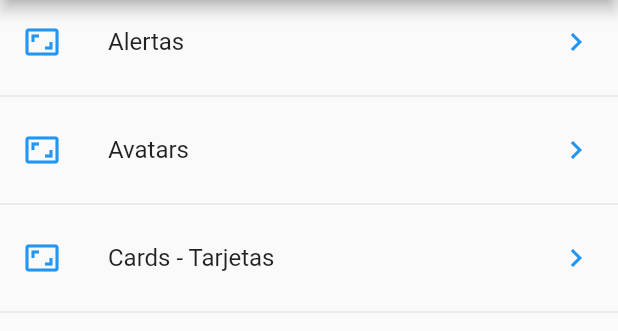
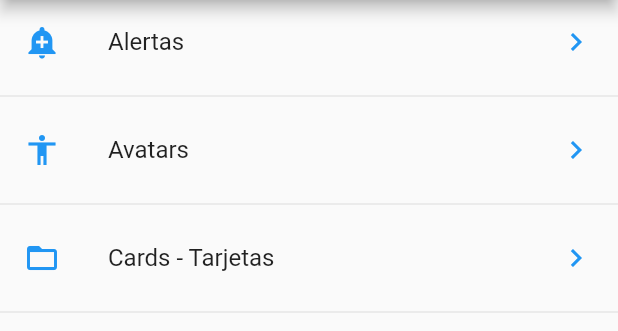
Before and after one commit to FrankyCode/flutter_componentes, a Flutter app: the screen it shows after launch, on a phone screen of 412 x 824 dp, the part 84-415 px from its top. Run offline on Flutter 3.47's test engine with Material 2 defaults, Android fonts, the phone set to English and light mode, and no system bars.

```diff
--- a/lib/main.dart
+++ b/lib/main.dart
@@ -1,4 +1,5 @@
-import 'package:componentes/src/pages/home_page.dart';
+import 'package:componentes/src/pages/alert_page.dart';
+import 'package:componentes/src/routes/routes.dart';
 import 'package:flutter/material.dart';
 
 void main() => runApp(MyApp());
@@ -9,7 +10,12 @@ class MyApp extends StatelessWidget {
     return MaterialApp(
       title: 'Componentes APP',
       debugShowCheckedModeBanner: false,
-      home:  HomePage()
+      initialRoute: '/',
+      routes: getApplicationRoutes(),
+      onGenerateRoute: (RouteSettings settings ){
+        print('Ruta llamada: ${settings.name}');
+          return MaterialPageRoute(builder: (BuildContext context) => AlertPage());
+      },
     );
   }
 }
--- a/lib/src/pages/home_page.dart
+++ b/lib/src/pages/home_page.dart
@@ -1,4 +1,5 @@
 import 'package:componentes/src/providers/menu_provider.dart';
+import 'package:componentes/src/utils/icono_string_util.dart';
 import 'package:flutter/material.dart';
 
 class HomePage extends StatelessWidget {
@@ -7,48 +8,43 @@ class HomePage extends StatelessWidget {
     return Scaffold(
       appBar: AppBar(
         title: Text('Componentes'),
-        ),
+      ),
       body: _lista(),
-
-          );
-        }
+    );
+  }
 
   Widget _lista() {
-
     //print(menuProvider.opciones);
     return FutureBuilder(
       future: menuProvider.cargarData(),
       initialData: [],
-      builder: (context, AsyncSnapshot<List<dynamic>> snapshot){
-
+      builder: (context, AsyncSnapshot<List<dynamic>> snapshot) {
         print('Builder');
         print(snapshot.data);
         return ListView(
-            children: _listaItems(snapshot.data),
-          );
-
+          children: _listaItems(snapshot.data, context),
+        );
       },
     );
+  }
 
+  List<Widget> _listaItems(List<dynamic> data, BuildContext context) {
+    final List<Widget> opciones = [];
+    data.forEach((opt) {
+      final widgetTemp = ListTile(
+        title: Text(opt['texto']),
+        leading: getIcon(opt['icon']),
+        trailing: Icon(Icons.keyboard_arrow_right, color: Colors.blue),
+        onTap: () {
+          Navigator.pushNamed(context, opt['ruta']);
+          //final route = MaterialPageRoute(builder: (context) => AlertPage());
+          //Navigator.push(context, route);
+        },
+      );
 
-        }
-
-  List<Widget> _listaItems(List<dynamic> data) {
-
-    final List<Widget> opciones = [];
-    data.forEach((opt){
-        final widgetTemp = ListTile(
-          title: Text(opt['texto']),
-          leading: Icon(Icons.aspect_ratio, color: Colors.blue,),
-          trailing: Icon(Icons.keyboard_arrow_right, color: Colors.blue),
-          onTap: (){},
-        );
-
-        opciones..add(widgetTemp)
-                ..add(Divider());
+      opciones..add(widgetTemp)..add(Divider());
     });
 
     return opciones;
-
   }
-      }
+}
--- /dev/null
+++ b/lib/src/routes/routes.dart
@@ -0,0 +1,15 @@
+import 'package:componentes/src/pages/alert_page.dart';
+import 'package:componentes/src/pages/avatar_page.dart';
+import 'package:componentes/src/pages/card_page.dart';
+import 'package:componentes/src/pages/home_page.dart';
+import 'package:flutter/material.dart';
+
+
+Map<String, WidgetBuilder> getApplicationRoutes(){
+  return <String, WidgetBuilder>{
+        '/'     : ( BuildContext context ) => HomePage(),
+        'alert' : ( BuildContext context ) => AlertPage(),
+        'avatar': ( BuildContext context ) => AvatarPage(),
+        'card'  : ( BuildContext context ) => CardPage(),
+      };
+}
--- /dev/null
+++ b/lib/src/utils/icono_string_util.dart
@@ -0,0 +1,14 @@
+import 'package:flutter/material.dart';
+
+final _icons = <String, IconData>{
+  'add_alert': Icons.add_alert,
+  'accessibility': Icons.accessibility,
+  'folder_open': Icons.folder_open
+};
+
+Icon getIcon(String nombreIcono) {
+  return Icon(
+    _icons[nombreIcono],
+    color: Colors.blue,
+  );
+}
--- a/pubspec.yaml
+++ b/pubspec.yaml
@@ -25,7 +25,7 @@ flutter:
 
   assets:
     - data/menu_opts.json
-  #  - images/a_dot_ham.jpeg
+    - assets/
 
   # An image asset can refer to one or more resolution-specific "variants", see
   # https://flutter.dev/assets-and-images/#resolution-aware.
```
Also changed, not shown: lib/src/pages/alert_page.dart (added, +19 -0 lines), lib/src/pages/avatar_page.dart (added, +19 -0 lines), lib/src/pages/card_page.dart (added, +74 -0 lines), lib/src/providers/menu_provider.dart (+2 -6 lines), assets/jar-loading.gif (added).
